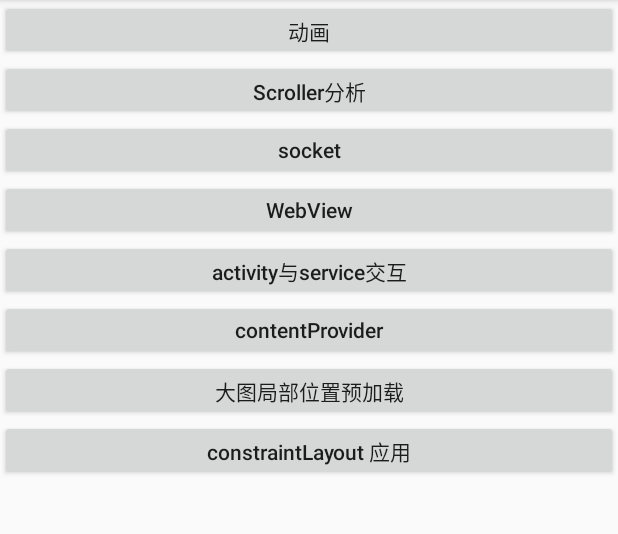
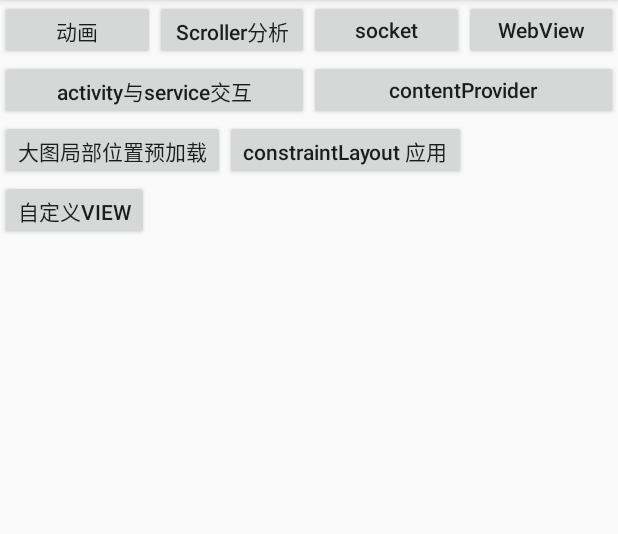
Before and after one commit to luckyXingYan/demo_ws, an Android app: the screen it shows after launch (MainActivity), on a phone screen of 412 x 824 dp, the part 84-618 px from its top. Run offline under Robolectric (Android 15) with nearby library versions, the phone set to English and light mode, and no system bars.

Commit message:
自定义view

```diff
--- a/app/src/main/AndroidManifest.xml
+++ b/app/src/main/AndroidManifest.xml
@@ -16,7 +16,8 @@
         android:roundIcon="@mipmap/ic_launcher_round"
         android:supportsRtl="true"
         android:theme="@style/AppTheme">
-        <activity android:name=".ConstraintLayoutActivity"></activity>
+        <activity android:name=".CustomViewActivity"></activity>
+        <activity android:name=".ConstraintLayoutActivity" />
         <activity android:name=".BitmapActivity" />
         <activity android:name=".ContentProviderActivity" />
         <activity android:name=".ServiceBinderActivity" />
--- a/app/src/main/java/com/example/dragdemo/MainActivity.java
+++ b/app/src/main/java/com/example/dragdemo/MainActivity.java
@@ -17,6 +17,8 @@ public class MainActivity extends AppCompatActivity implements View.OnClickListe
     private Button btnCp;
     private Button btnBitmap;
     private Button btnConstraintLayout;
+    private Button btnView;
+
 
     @Override
     protected void onCreate(Bundle savedInstanceState) {
@@ -34,6 +36,7 @@ public class MainActivity extends AppCompatActivity implements View.OnClickListe
         btnCp = (Button) findViewById(R.id.btn_cp);
         btnBitmap = (Button) findViewById(R.id.btn_bitmap);
         btnConstraintLayout = (Button) findViewById(R.id.btn_constraintLayout);
+        btnView = (Button) findViewById(R.id.btn_view);
         btn15.setOnClickListener(this);
         btn_animator.setOnClickListener(this);
         btn_socket.setOnClickListener(this);
@@ -42,6 +45,7 @@ public class MainActivity extends AppCompatActivity implements View.OnClickListe
         btnCp.setOnClickListener(this);
         btnBitmap.setOnClickListener(this);
         btnConstraintLayout.setOnClickListener(this);
+        btnView.setOnClickListener(this);
     }
 
     @Override
@@ -71,6 +75,9 @@ public class MainActivity extends AppCompatActivity implements View.OnClickListe
             case R.id.btn_constraintLayout://constraintLayout 样例
                 startActivity(new Intent(this, ConstraintLayoutActivity.class));
                 break;
+            case R.id.btn_view://自定义view
+                startActivity(new Intent(this, CustomViewActivity.class));
+                break;
             default:
                 break;
         }
--- a/app/src/main/res/layout/activity_main.xml
+++ b/app/src/main/res/layout/activity_main.xml
@@ -1,69 +1,96 @@
 <?xml version="1.0" encoding="utf-8"?>
-<ScrollView xmlns:android="http://schemas.android.com/apk/res/android"
+<android.support.constraint.ConstraintLayout xmlns:android="http://schemas.android.com/apk/res/android"
+    xmlns:app="http://schemas.android.com/apk/res-auto"
     xmlns:tools="http://schemas.android.com/tools"
     android:layout_width="match_parent"
     android:layout_height="match_parent"
     android:orientation="vertical"
-    tools:context=".MainActivity">
+    tools:context=".MainActivity"
+    tools:ignore="MissingConstraints">
 
-    <LinearLayout
-        android:layout_width="match_parent"
-        android:layout_height="match_parent"
-        android:orientation="vertical">
 
     <Button
         android:id="@+id/btn_animator"
-            android:layout_width="match_parent"
+        android:layout_width="0dp"
         android:layout_height="40dp"
         android:text="动画"
-            android:textAllCaps="false" />
+        android:textAllCaps="false"
+        app:layout_constraintHorizontal_weight="1"
+        app:layout_constraintLeft_toLeftOf="parent"
+        app:layout_constraintRight_toLeftOf="@+id/btn15" />
 
     <Button
         android:id="@+id/btn15"
-            android:layout_width="match_parent"
+        android:layout_width="0dp"
         android:layout_height="40dp"
         android:text="Scroller分析"
-            android:textAllCaps="false" />
+        android:textAllCaps="false"
+        app:layout_constraintHorizontal_weight="1"
+        app:layout_constraintLeft_toRightOf="@id/btn_animator"
+        app:layout_constraintRight_toLeftOf="@+id/btn_socket" />
 
     <Button
         android:id="@+id/btn_socket"
-            android:layout_width="match_parent"
+        android:layout_width="0dp"
         android:layout_height="40dp"
         android:text="socket"
-            android:textAllCaps="false" />
+        android:textAllCaps="false"
+        app:layout_constraintHorizontal_weight="1"
+        app:layout_constraintLeft_toRightOf="@id/btn15"
+        app:layout_constraintRight_toLeftOf="@+id/btn_web_view" />
 
     <Button
         android:id="@+id/btn_web_view"
-            android:layout_width="match_parent"
+        android:layout_width="0dp"
         android:layout_height="40dp"
         android:text="WebView"
-            android:textAllCaps="false" />
+        android:textAllCaps="false"
+        app:layout_constraintHorizontal_weight="1"
+        app:layout_constraintLeft_toRightOf="@id/btn_socket"
+        app:layout_constraintRight_toRightOf="parent" />
 
     <Button
         android:id="@+id/btn_act_service"
-            android:layout_width="match_parent"
+        android:layout_width="0dp"
         android:layout_height="40dp"
         android:text="activity与service交互"
-            android:textAllCaps="false" />
+        android:textAllCaps="false"
+        app:layout_constraintHorizontal_weight="1"
+        app:layout_constraintLeft_toLeftOf="parent"
+        app:layout_constraintRight_toLeftOf="@+id/btn_cp"
+        app:layout_constraintTop_toBottomOf="@id/btn_animator" />
 
     <Button
         android:id="@+id/btn_cp"
-            android:layout_width="match_parent"
+        android:layout_width="0dp"
         android:layout_height="40dp"
         android:text="contentProvider"
-            android:textAllCaps="false" />
+        android:textAllCaps="false"
+        app:layout_constraintHorizontal_weight="1"
+        app:layout_constraintLeft_toRightOf="@id/btn_act_service"
+        app:layout_constraintRight_toRightOf="parent"
+        app:layout_constraintTop_toBottomOf="@id/btn_animator" />
 
     <Button
         android:id="@+id/btn_bitmap"
-            android:layout_width="match_parent"
+        android:layout_width="0dp"
         android:layout_height="40dp"
-            android:text="大图局部位置预加载" />
+        android:text="大图局部位置预加载"
+        app:layout_constraintTop_toBottomOf="@id/btn_act_service" />
 
     <Button
         android:id="@+id/btn_constraintLayout"
-            android:layout_width="match_parent"
+        android:layout_width="0dp"
         android:layout_height="40dp"
         android:text="constraintLayout 应用"
-            android:textAllCaps="false" />
-    </LinearLayout>
-</ScrollView>
+        android:textAllCaps="false"
+        app:layout_constraintLeft_toRightOf="@id/btn_bitmap"
+        app:layout_constraintTop_toBottomOf="@id/btn_act_service" />
+
+    <Button
+        android:id="@+id/btn_view"
+        android:layout_width="0dp"
+        android:layout_height="40dp"
+        android:text="自定义View"
+        app:layout_constraintTop_toBottomOf="@id/btn_constraintLayout" />
+</android.support.constraint.ConstraintLayout>
```
Also changed, not shown: app/src/main/java/com/example/dragdemo/CustomViewActivity.java (added, +13 -0 lines), app/src/main/java/com/example/dragdemo/view/CustomView.java (added, +71 -0 lines), app/src/main/res/layout/activity_custom_view.xml (added, +15 -0 lines), app/src/main/res/values/attrs.xml (added, +8 -0 lines). Lines whose indentation alone changed are shown as unchanged.
